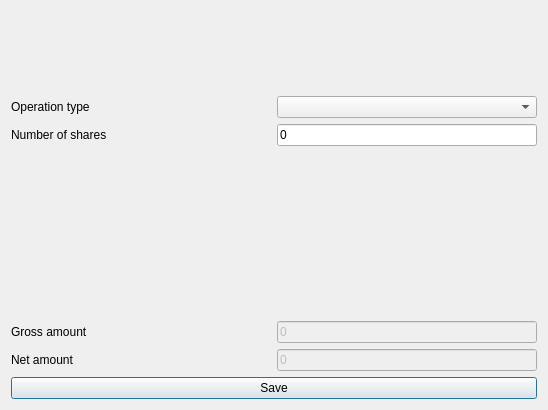
Old version of the form ui/frmInvestmentOperationsAdd.ui in the repository turulomio/xulpymoney.
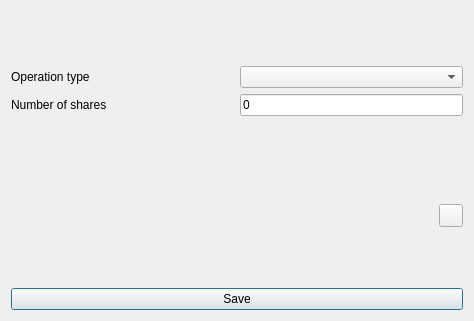
New version of the form. Icons and pictures are not drawn. Custom widgets are drawn as their Qt base class.

```diff
--- a/ui/frmInvestmentOperationsAdd.ui
+++ b/ui/frmInvestmentOperationsAdd.ui
@@ -9,8 +9,8 @@
    <rect>
     <x>0</x>
     <y>0</y>
-    <width>548</width>
-    <height>410</height>
+    <width>474</width>
+    <height>321</height>
    </rect>
   </property>
   <property name="windowTitle">
@@ -98,61 +98,24 @@
       <widget class="wdgTwoCurrencyLineEdit" name="wdg2CTaxes" native="true"/>
      </item>
      <item>
-      <widget class="wdgTwoCurrencyLineEdit" name="wdg2CComission" native="true"/>
-     </item>
-     <item>
-      <layout class="QHBoxLayout" name="horizontalLayout">
+      <layout class="QHBoxLayout" name="horizontalLayout_2">
        <item>
-        <widget class="QLabel" name="label_3">
-         <property name="text">
-          <string>Gross amount</string>
-         </property>
-        </widget>
+        <widget class="wdgTwoCurrencyLineEdit" name="wdg2CComission" native="true"/>
        </item>
        <item>
-        <widget class="myQLineEdit" name="txtGross">
-         <property name="enabled">
-          <bool>false</bool>
-         </property>
-         <property name="sizePolicy">
-          <sizepolicy hsizetype="Minimum" vsizetype="Fixed">
-           <horstretch>0</horstretch>
-           <verstretch>0</verstretch>
-          </sizepolicy>
-         </property>
+        <widget class="QToolButton" name="cmdComissionCalculator">
          <property name="text">
-          <string>0</string>
+          <string/>
          </property>
         </widget>
        </item>
       </layout>
      </item>
      <item>
-      <layout class="QHBoxLayout" name="horizontalLayout_10">
-       <item>
-        <widget class="QLabel" name="label_9">
-         <property name="text">
-          <string>Net amount</string>
-         </property>
-        </widget>
-       </item>
-       <item>
-        <widget class="myQLineEdit" name="txtNet">
-         <property name="enabled">
-          <bool>false</bool>
-         </property>
-         <property name="sizePolicy">
-          <sizepolicy hsizetype="Minimum" vsizetype="Fixed">
-           <horstretch>0</horstretch>
-           <verstretch>0</verstretch>
-          </sizepolicy>
-         </property>
-         <property name="text">
-          <string>0</string>
-         </property>
-        </widget>
-       </item>
-      </layout>
+      <widget class="wdgTwoCurrencyLineEdit" name="wdg2CGross" native="true"/>
+     </item>
+     <item>
+      <widget class="wdgTwoCurrencyLineEdit" name="wdg2CNet" native="true"/>
      </item>
      <item>
       <widget class="QPushButton" name="cmd">
```
Left out of the diff: 6 changed lines with no effect on the pictures.
